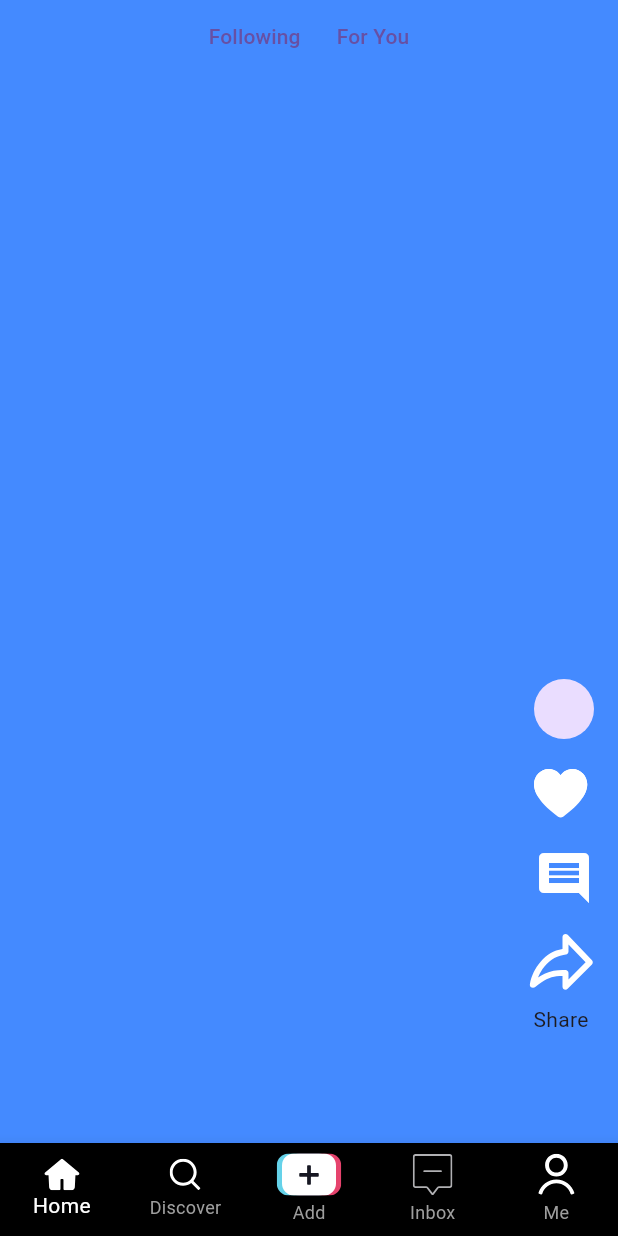
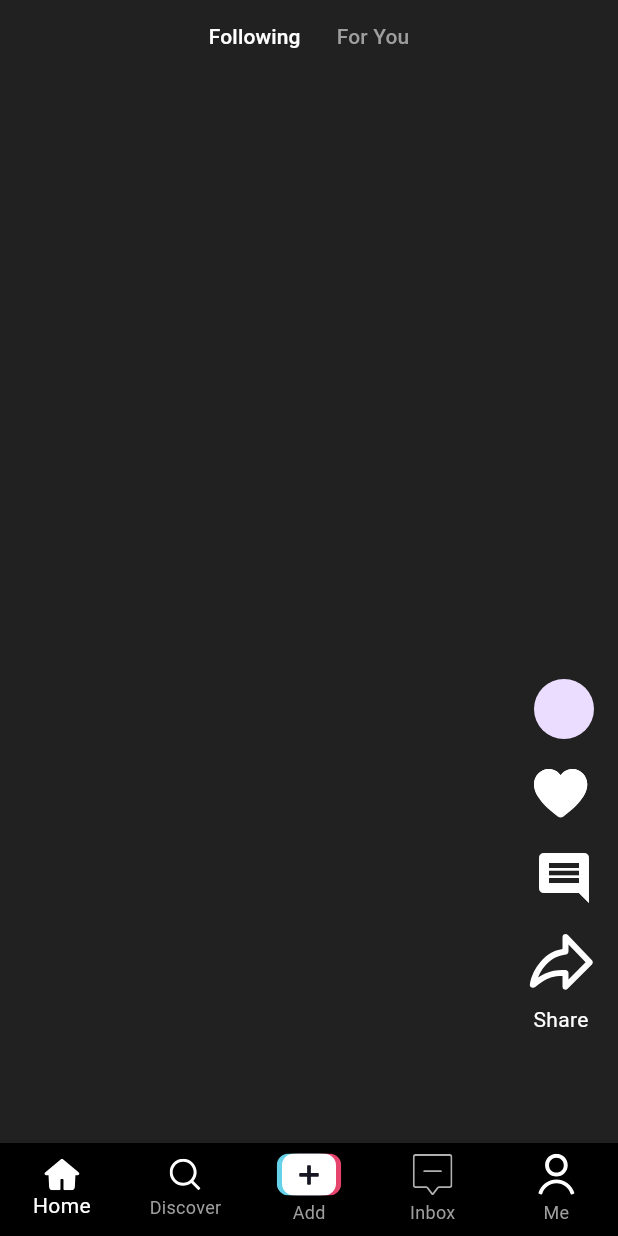
Before and after one commit to mohamadgazer/tiktok-flutter-clone, a Flutter app: the screen it shows after launch, after a tap on "Following", on a phone screen of 412 x 824 dp. Run offline on Flutter 3.47's test engine with Material 3 defaults, Android fonts, the phone set to English and light mode, and no system bars; our stand-ins replace bloc, device_preview, flutter_bloc, flutter_screenutil, flutter_svg, shared_preferences.

Commit message:
homescreen taps

```diff
--- /dev/null
+++ b/lib/Features/home/cubit/home_cubit.dart
@@ -0,0 +1,18 @@
+import 'package:bloc/bloc.dart';
+import 'package:meta/meta.dart';
+
+part 'home_state.dart';
+
+class HomeCubit extends Cubit<HomeState> {
+  HomeCubit() : super(HomeInitial());
+  bool isForYou = false;
+  switchToFollowing() {
+    isForYou = true;
+    emit(SwitchTap());
+  }
+
+  switchToForYou() {
+    isForYou = false;
+    emit(SwitchTap());
+  }
+}
--- /dev/null
+++ b/lib/Features/home/cubit/home_state.dart
@@ -0,0 +1,8 @@
+part of 'home_cubit.dart';
+
+@immutable
+sealed class HomeState {}
+
+final class HomeInitial extends HomeState {}
+
+final class SwitchTap extends HomeState {}
--- a/lib/Features/home/view/home_view.dart
+++ b/lib/Features/home/view/home_view.dart
@@ -1,10 +1,13 @@
 import 'package:flutter/material.dart';
+import 'package:flutter_bloc/flutter_bloc.dart';
 import 'package:flutter_screenutil/flutter_screenutil.dart';
 import 'package:flutter_svg/flutter_svg.dart';
 import 'package:tiktok_flutter_clone/Core/Routes/routes.dart';
 import 'package:tiktok_flutter_clone/Core/Shared/icons/app_icon.dart';
 import 'package:tiktok_flutter_clone/Core/Shared/image/app_image.dart';
+import 'package:tiktok_flutter_clone/Core/Shared/style/app_text_style.dart';
 import 'package:tiktok_flutter_clone/Core/helper/extentions.dart';
+import 'package:tiktok_flutter_clone/Features/home/cubit/home_cubit.dart';
 
 class HomeView extends StatelessWidget {
   const HomeView({
@@ -13,24 +16,53 @@ class HomeView extends StatelessWidget {
 
   @override
   Widget build(BuildContext context) {
-    return Scaffold(
-      backgroundColor: Colors.blueAccent,
+    return BlocProvider(
+      create: (context) => HomeCubit(),
+      child: Scaffold(
+        backgroundColor: Colors.black87,
         body: Stack(
           children: [
             ListView(
               children: [
-              Row(
+                BlocBuilder<HomeCubit, HomeState>(
+                  builder: (context, state) {
+                    final myCubit = BlocProvider.of<HomeCubit>(context);
+                    return Row(
                       mainAxisAlignment: MainAxisAlignment.center,
                       children: [
                         TextButton(
-                    onPressed: () {},
-                    child: const Text("Following"),
+                          style: const ButtonStyle(
+                              splashFactory: NoSplash.splashFactory),
+                          onPressed: () {
+                            myCubit.switchToFollowing();
+                            print(myCubit.isForYou);
+                          },
+                          child: Text(
+                            "Following",
+                            style: TextStyle(
+                                color: myCubit.isForYou
+                                    ? Colors.white
+                                    : Colors.grey),
+                          ),
                         ),
                         TextButton(
-                    onPressed: () {},
-                    child: const Text("For You"),
-                  )
+                          style: const ButtonStyle(
+                              splashFactory: NoSplash.splashFactory),
+                          onPressed: () {
+                            myCubit.switchToForYou();
+                            print(myCubit.isForYou);
+                          },
+                          child: Text(
+                            "For You",
+                            style: TextStyle(
+                                color: myCubit.isForYou
+                                    ? Colors.grey
+                                    : Colors.white),
+                          ),
+                        ),
                       ],
+                    );
+                  },
                 ),
               ],
             ),
@@ -72,7 +104,10 @@ class HomeView extends StatelessWidget {
                             color: Colors.white,
                           ),
                         ),
-                      const Text("Share")
+                        const Text(
+                          "Share",
+                          style: TextStyle(color: Colors.white),
+                        )
                       ],
                     ),
                   ],
@@ -81,6 +116,7 @@ class HomeView extends StatelessWidget {
             ),
           ],
         ),
+      ),
     );
   }
 }
--- a/pubspec.yaml
+++ b/pubspec.yaml
@@ -13,10 +13,11 @@ dependencies:
   flutter_bloc: ^8.1.4
   flutter_localizations:
     sdk: flutter
+  flutter_native_splash: ^2.3.7
   flutter_screenutil: ^5.9.0
+  flutter_svg: ^2.0.10+1
   shared_preferences: ^2.2.2
-  flutter_native_splash: ^2.3.7
-  flutter_svg: ^2.0.10+1
+  video_player: ^2.8.3
 
 dev_dependencies:
   flutter_lints: ^3.0.0
```
Also changed, not shown: pubspec.lock, 2 other files. Lines whose indentation alone changed are shown as unchanged.
